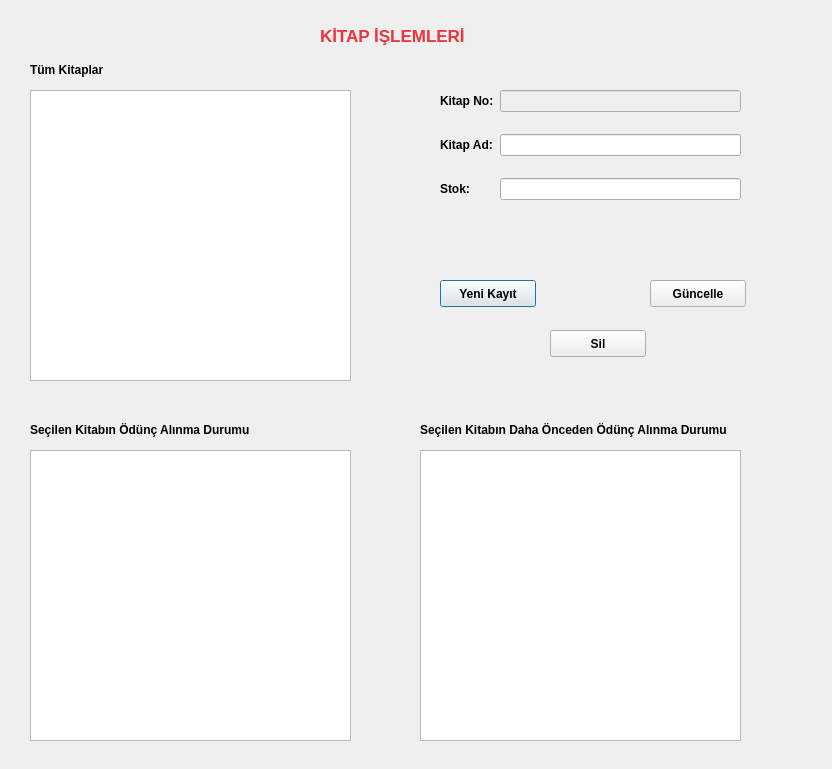
Old version of the form kitapislemleri.ui in the repository Esat-cpu/kutuphane_otomasyon_qt.
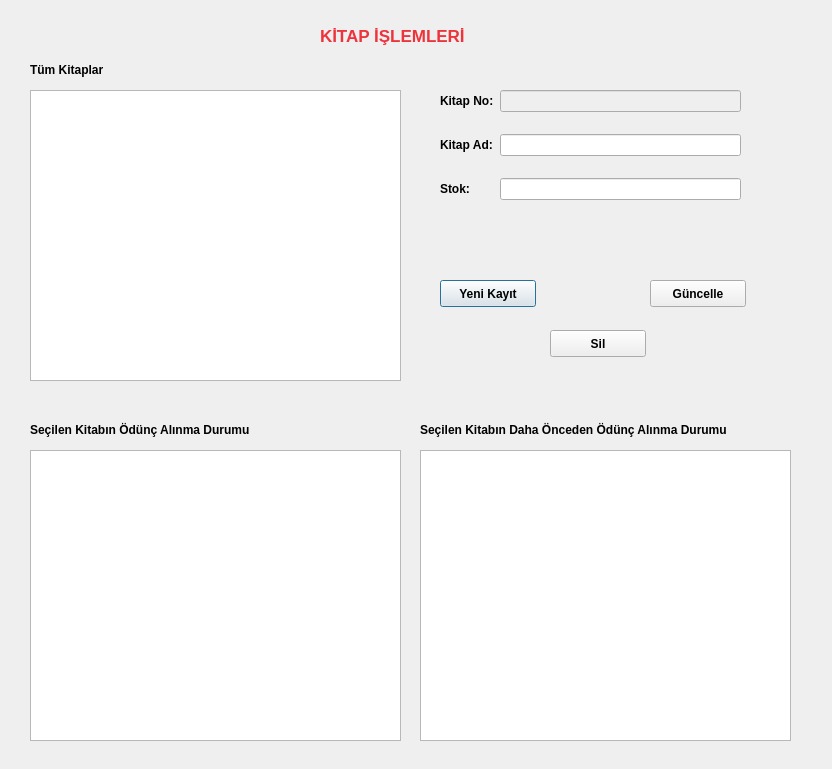
New version of the form.

Commit message: feat: kitap form işlevlerini ekle

Diff of the .ui file:
```diff
--- a/kitapislemleri.ui
+++ b/kitapislemleri.ui
@@ -118,7 +118,7 @@
     <rect>
      <x>30</x>
      <y>90</y>
-     <width>321</width>
+     <width>371</width>
      <height>291</height>
     </rect>
    </property>
@@ -249,7 +249,7 @@
     <rect>
      <x>30</x>
      <y>450</y>
-     <width>321</width>
+     <width>371</width>
      <height>291</height>
     </rect>
    </property>
@@ -259,7 +259,7 @@
     <rect>
      <x>420</x>
      <y>450</y>
-     <width>321</width>
+     <width>371</width>
      <height>291</height>
     </rect>
    </property>
```
Left out of the diff: 6 changed lines with no effect on the pictures. The commit also changes 4 other files.
